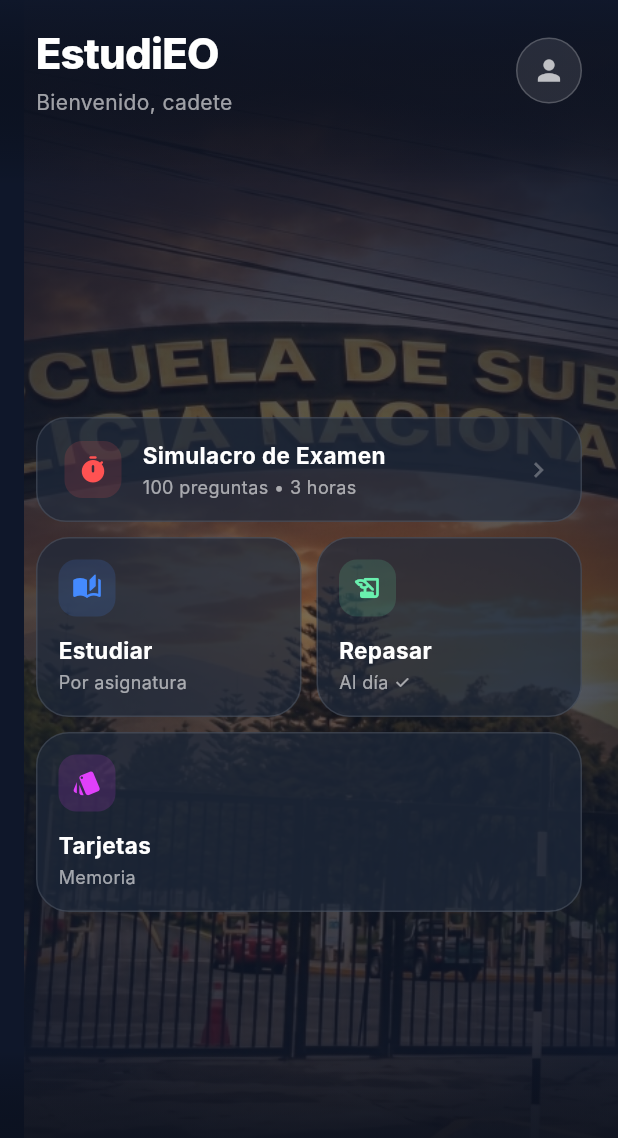
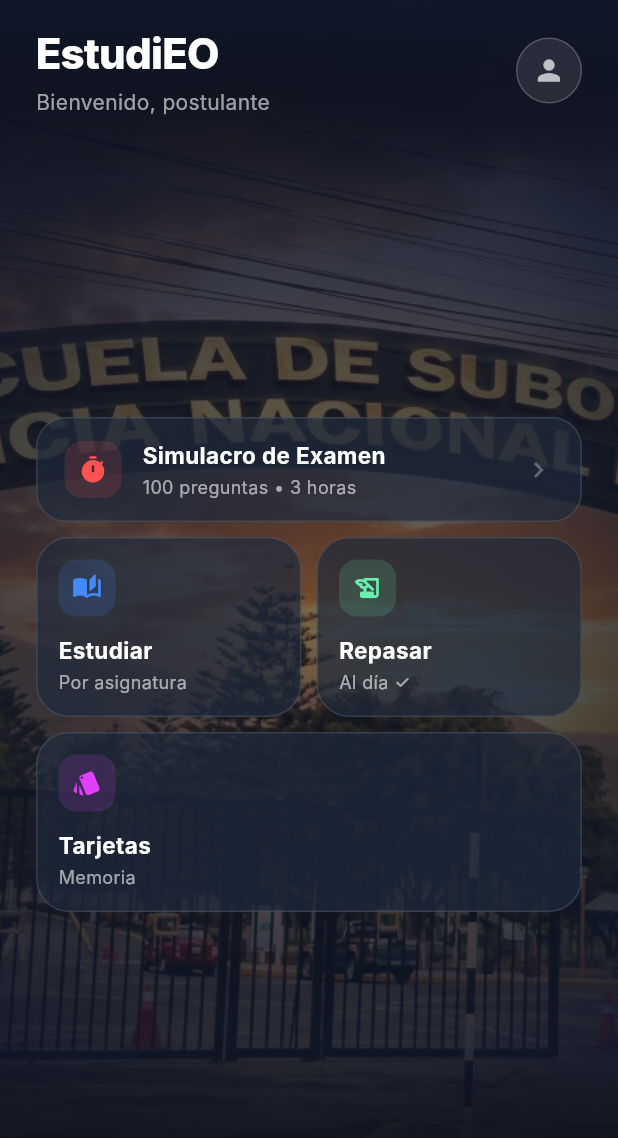
Before and after one commit to heron-studios/estudiEO, a Flutter app: the screen it shows after launch, on a phone screen of 412 x 824 dp. Shown: the top 1138 px of the screen. Run offline on Flutter 3.47's test engine with Material 3 defaults, Android fonts, the phone set to English and light mode, and no system bars; our stand-ins replace get_storage; Roboto replaces fonts that are missing (Inter).

Commit message:
Version 1.0 (Consolidada) - Optimización Extrema, fondo estático y cambio a 'Futuro Cadete'

```diff
--- a/lib/screens/home_screen.dart
+++ b/lib/screens/home_screen.dart
@@ -38,7 +38,7 @@ class HomeScreen extends StatelessWidget {
                     ),
                   ),
                   const SizedBox(height: 20),
-                  const Text('Cadete',
+                  const Text('Futuro Cadete',
                       style: TextStyle(
                           color: Colors.white,
                           fontSize: 20,
@@ -105,7 +105,7 @@ class HomeScreen extends StatelessWidget {
                           ),
                           const SizedBox(height: 2),
                           Text(
-                            'Bienvenido, cadete',
+                            'Bienvenido, postulante',
                             style: TextStyle(
                               color: Colors.white.withValues(alpha: 0.6),
                               fontSize: 14,
--- a/lib/widgets/animated_grid_bg.dart
+++ b/lib/widgets/animated_grid_bg.dart
@@ -1,58 +1,23 @@
-import 'dart:math' as math;
 import 'package:flutter/material.dart';
 
-/// Rotating panoramic background with fisheye-like distortion overlay.
+/// Static panoramic background with fisheye-like distortion overlay.
 /// Replaces the old animated grid lines with the EO PNP school image.
-class AnimatedGridBackground extends StatefulWidget {
+class AnimatedGridBackground extends StatelessWidget {
   final Widget child;
+
   const AnimatedGridBackground({super.key, required this.child});
-
-  @override
-  State<AnimatedGridBackground> createState() => _AnimatedGridBackgroundState();
-}
-
-class _AnimatedGridBackgroundState extends State<AnimatedGridBackground>
-    with SingleTickerProviderStateMixin {
-  late AnimationController _controller;
-
-  @override
-  void initState() {
-    super.initState();
-    _controller = AnimationController(
-      vsync: this,
-      duration: const Duration(seconds: 30),
-    )..repeat();
-  }
-
-  @override
-  void dispose() {
-    _controller.dispose();
-    super.dispose();
-  }
 
   @override
   Widget build(BuildContext context) {
     return Stack(
       fit: StackFit.expand,
       children: [
-        // Background image that scrolls horizontally
-        AnimatedBuilder(
-          animation: _controller,
-          builder: (context, child) {
-            // Pan the image horizontally — a gentle left-right sweep
-            final sweep = math.sin(_controller.value * 2 * math.pi);
-            // Slight scale pulse for dynamism
-            final scale = 1.15 + 0.05 * math.sin(_controller.value * 4 * math.pi);
-
-            return Transform(
-              alignment: Alignment.center,
-              transform: Matrix4.identity()
-                ..setEntry(3, 2, 0.001) // perspective
-                ..scale(scale)
-                ..translate(sweep * 40, 0.0),
-              child: child,
-            );
-          },
+        // Background image (Static for performance optimization)
+        Transform(
+          alignment: Alignment.center,
+          transform: Matrix4.identity()
+            ..setEntry(3, 2, 0.001) // perspective
+            ..scale(1.15), // Slight zoom to emulate depth
           child: Image.asset(
             'assets/images/bg_escuela.jpg',
             fit: BoxFit.cover,
@@ -95,7 +60,7 @@ class _AnimatedGridBackgroundState extends State<AnimatedGridBackground>
         ),
 
         // Child content on top
-        widget.child,
+        child,
       ],
     );
   }
```
